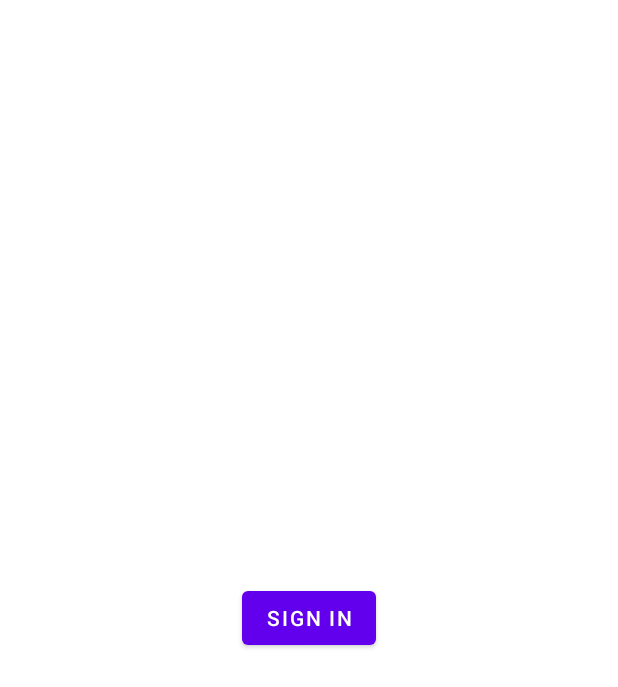
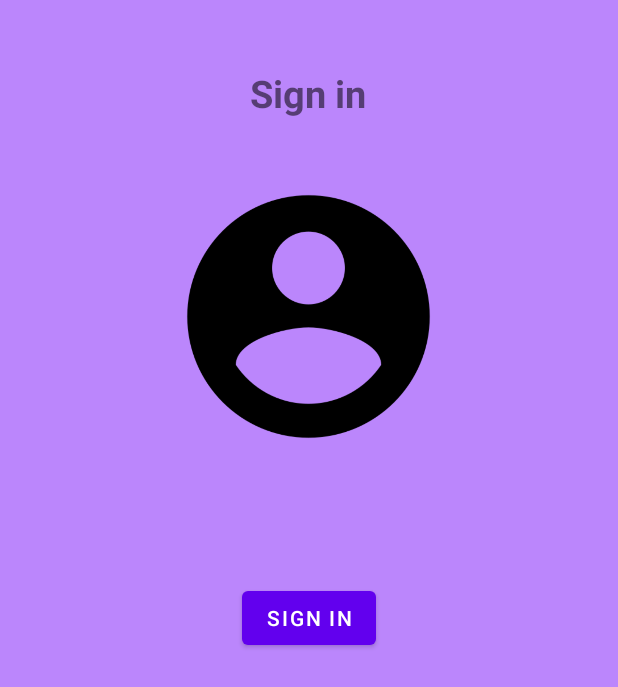
Before and after one commit to NoHop3/via-sem4-and, an Android app: the screen it shows after launch (SignInActivity), on a phone screen of 412 x 824 dp. Shown: the top 687 px of the screen. Run offline under Robolectric (Android 15) with nearby library versions, the phone set to English and light mode, and no system bars; our stand-ins replace Firebase (no records; nobody signed in at launch, a user with empty details on screens opened directly), navigation-ui; libraries missing offline, so code that uses them is left out: com.firebase.ui.

Commit message:
Design the sign in fragment

```diff
--- a/app/src/main/res/layout/activity_sign_in.xml
+++ b/app/src/main/res/layout/activity_sign_in.xml
@@ -4,7 +4,8 @@
     xmlns:tools="http://schemas.android.com/tools"
     android:layout_width="match_parent"
     android:layout_height="match_parent"
-    tools:context=".SignInActivity">
+    tools:context=".SignInActivity"
+    android:background="@color/purple_200">
 
     <Button
         android:id="@+id/signInButton"
@@ -16,4 +17,32 @@
         app:layout_constraintEnd_toEndOf="parent"
         app:layout_constraintStart_toStartOf="parent"
         app:layout_constraintTop_toTopOf="parent" />
+
+    <ImageView
+
+        android:id="@+id/imageView3"
+        android:layout_width="194dp"
+        android:layout_height="206dp"
+        app:layout_constraintBottom_toBottomOf="parent"
+        app:layout_constraintEnd_toEndOf="parent"
+        app:layout_constraintHorizontal_bias="0.497"
+        app:layout_constraintStart_toStartOf="parent"
+        app:layout_constraintTop_toTopOf="parent"
+        app:layout_constraintVertical_bias="0.175"
+        app:srcCompat="@drawable/IconAcc" />
+
+    <TextView
+        android:id="@+id/textView2"
+        android:layout_width="wrap_content"
+        android:layout_height="wrap_content"
+        android:text="Sign in"
+        android:textStyle="bold"
+        android:textSize="25dp"
+        app:layout_constraintBottom_toBottomOf="parent"
+        app:layout_constraintEnd_toEndOf="parent"
+        app:layout_constraintHorizontal_bias="0.498"
+        app:layout_constraintStart_toStartOf="parent"
+        app:layout_constraintTop_toTopOf="parent"
+        app:layout_constraintVertical_bias="0.057" />
+
 </androidx.constraintlayout.widget.ConstraintLayout>
--- a/app/src/main/res/values/strings.xml
+++ b/app/src/main/res/values/strings.xml
@@ -1,6 +1,6 @@
 <resources>
     <string name="app_name">FoodyRecipe</string>
-    <string name="api_key">9666ddf5af8f4e17ba48803fecba0a9b</string>
+    <string name="api_key">eae17159c2924135aad7d4ff9187f0be</string>
     <string name="title_activity_nav_drawer">FoodyRecipe</string>
     <string name="navigation_drawer_open">Open navigation drawer</string>
     <string name="navigation_drawer_close">Close navigation drawer</string>
```
Also changed, not shown: app/src/main/res/drawable-v24/IconAcc.webp (added).
